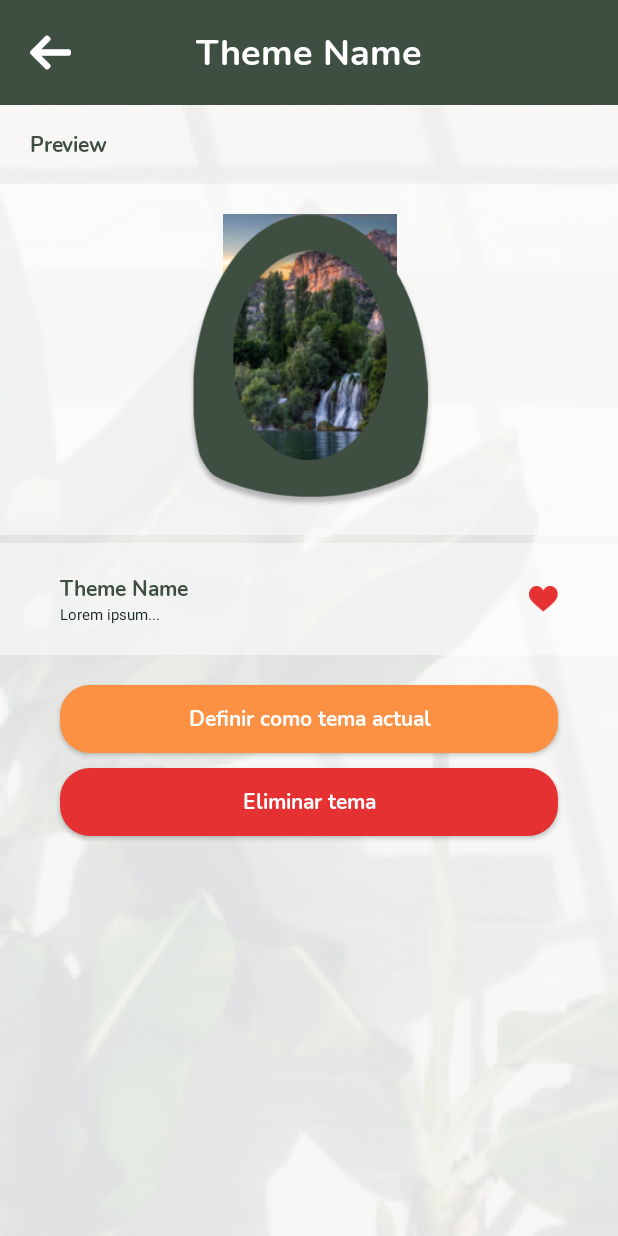
After one commit to MateoValenciaGaviria/LenaApp, an Android app: the PreviewThemeActivity screen opened directly, with no data from a screen before it, on a phone screen of 412 x 824 dp. The commit adds this screen. Run offline under Robolectric (Android 15) with nearby library versions, the phone set to English and light mode, and no system bars.

Commit message:
Theme edit, preview activity added and main logo changed

```diff
--- a/app/src/main/AndroidManifest.xml
+++ b/app/src/main/AndroidManifest.xml
@@ -11,9 +11,11 @@
         android:roundIcon="@mipmap/ic_launcher"
         android:supportsRtl="true"
         android:theme="@style/Theme.Lena">
-        <activity android:name=".PlantInformationActivity"></activity>
+        <activity android:name=".PreviewThemeActivity"></activity>
+        <activity android:name=".EditThemeActivity" />
+        <activity android:name=".PlantInformationActivity" />
         <activity android:name=".WorkingDayActivity" />
-        <activity android:name=".HomeActivity"></activity>
+        <activity android:name=".HomeActivity" />
         <activity android:name=".RegisterActivity" />
         <activity android:name=".LoginActivity" />
         <activity
--- /dev/null
+++ b/app/src/main/java/com/example/lena/PreviewThemeActivity.java
@@ -0,0 +1,14 @@
+package com.example.lena;
+
+import androidx.appcompat.app.AppCompatActivity;
+
+import android.os.Bundle;
+
+public class PreviewThemeActivity extends AppCompatActivity {
+
+    @Override
+    protected void onCreate(Bundle savedInstanceState) {
+        super.onCreate(savedInstanceState);
+        setContentView(R.layout.activity_preview_theme);
+    }
+}
--- /dev/null
+++ b/app/src/main/res/drawable/red_btn.xml
@@ -0,0 +1,8 @@
+<?xml version="1.0" encoding="utf-8"?>
+<shape android:shape="rectangle"
+    xmlns:android="http://schemas.android.com/apk/res/android">
+
+    <solid android:color="@color/red"></solid>
+    <corners android:radius="20dp"></corners>
+
+</shape>
--- /dev/null
+++ b/app/src/main/res/layout/activity_preview_theme.xml
@@ -0,0 +1,193 @@
+<?xml version="1.0" encoding="utf-8"?>
+<androidx.constraintlayout.widget.ConstraintLayout xmlns:android="http://schemas.android.com/apk/res/android"
+    xmlns:app="http://schemas.android.com/apk/res-auto"
+    xmlns:tools="http://schemas.android.com/tools"
+    android:layout_width="match_parent"
+    android:layout_height="match_parent"
+    tools:context=".PreviewThemeActivity">
+
+    <androidx.constraintlayout.widget.ConstraintLayout
+        android:id="@+id/constraintLayout18"
+        android:layout_width="match_parent"
+        android:layout_height="70dp"
+        android:background="@color/dark_green"
+        app:layout_constraintEnd_toEndOf="parent"
+        app:layout_constraintStart_toStartOf="parent"
+        app:layout_constraintTop_toTopOf="parent">
+
+        <ImageButton
+            android:id="@+id/imageButton2"
+            android:layout_width="27dp"
+            android:layout_height="27dp"
+            android:layout_marginStart="20dp"
+            android:background="#00FFFFFF"
+            android:scaleType="centerCrop"
+            app:layout_constraintBottom_toBottomOf="parent"
+            app:layout_constraintStart_toStartOf="parent"
+            app:layout_constraintTop_toTopOf="parent"
+            app:srcCompat="@drawable/ic_back_arrow" />
+
+        <TextView
+            android:id="@+id/PreviewThemeNameTV"
+            android:layout_width="wrap_content"
+            android:layout_height="wrap_content"
+            android:fontFamily="@font/nunito_bold"
+            android:text="Theme Name"
+            android:textColor="@color/white"
+            android:textSize="24sp"
+            app:layout_constraintBottom_toBottomOf="parent"
+            app:layout_constraintEnd_toEndOf="parent"
+            app:layout_constraintStart_toStartOf="parent"
+            app:layout_constraintTop_toTopOf="parent" />
+    </androidx.constraintlayout.widget.ConstraintLayout>
+
+    <androidx.constraintlayout.widget.ConstraintLayout
+        android:id="@+id/constraintLayout19"
+        android:layout_width="0dp"
+        android:layout_height="0dp"
+        app:layout_constraintBottom_toBottomOf="parent"
+        app:layout_constraintEnd_toEndOf="parent"
+        app:layout_constraintStart_toStartOf="parent"
+        app:layout_constraintTop_toBottomOf="@+id/constraintLayout18">
+
+        <ImageView
+            android:id="@+id/imageView24"
+            android:layout_width="0dp"
+            android:layout_height="0dp"
+            android:alpha=".1"
+            android:background="@drawable/orange_btn"
+            android:scaleType="centerCrop"
+            app:layout_constraintBottom_toBottomOf="parent"
+            app:layout_constraintEnd_toEndOf="parent"
+            app:layout_constraintStart_toStartOf="parent"
+            app:layout_constraintTop_toTopOf="parent"
+            app:srcCompat="@drawable/background_img" />
+
+    </androidx.constraintlayout.widget.ConstraintLayout>
+
+    <TextView
+        android:id="@+id/textView41"
+        android:layout_width="wrap_content"
+        android:layout_height="wrap_content"
+        android:layout_marginStart="20dp"
+        android:layout_marginTop="16dp"
+        android:fontFamily="@font/nunito_bold"
+        android:text="Preview"
+        android:textColor="@color/dark_green"
+        app:layout_constraintStart_toStartOf="parent"
+        app:layout_constraintTop_toBottomOf="@+id/constraintLayout18" />
+
+    <androidx.constraintlayout.widget.ConstraintLayout
+        android:id="@+id/constraintLayout20"
+        android:layout_width="0dp"
+        android:layout_height="wrap_content"
+        android:layout_marginTop="16dp"
+        android:background="@color/transparent_input_white"
+        app:layout_constraintEnd_toEndOf="@+id/constraintLayout19"
+        app:layout_constraintStart_toStartOf="parent"
+        app:layout_constraintTop_toBottomOf="@+id/textView41">
+
+        <ImageView
+            android:id="@+id/imageView25"
+            android:layout_width="wrap_content"
+            android:layout_height="wrap_content"
+            app:layout_constraintEnd_toEndOf="@+id/imageView26"
+            app:layout_constraintStart_toStartOf="@+id/imageView26"
+            app:layout_constraintTop_toTopOf="@+id/imageView26"
+            app:srcCompat="@drawable/mountainimgdefault" />
+
+        <ImageView
+            android:id="@+id/imageView26"
+            android:layout_width="170dp"
+            android:layout_height="204dp"
+            android:layout_marginTop="20dp"
+            android:layout_marginBottom="10dp"
+            android:adjustViewBounds="true"
+            app:layout_constraintBottom_toBottomOf="parent"
+            app:layout_constraintEnd_toEndOf="parent"
+            app:layout_constraintStart_toStartOf="parent"
+            app:layout_constraintTop_toTopOf="parent"
+            app:srcCompat="@drawable/clock" />
+    </androidx.constraintlayout.widget.ConstraintLayout>
+
+    <androidx.constraintlayout.widget.ConstraintLayout
+        android:id="@+id/constraintLayout21"
+        android:layout_width="0dp"
+        android:layout_height="wrap_content"
+        android:layout_marginTop="5dp"
+        android:background="@color/transparent_input_white"
+        app:layout_constraintEnd_toEndOf="parent"
+        app:layout_constraintStart_toStartOf="parent"
+        app:layout_constraintTop_toBottomOf="@+id/constraintLayout20">
+
+        <TextView
+            android:id="@+id/textView42"
+            android:layout_width="wrap_content"
+            android:layout_height="wrap_content"
+            android:layout_marginStart="40dp"
+            android:layout_marginTop="20dp"
+            android:fontFamily="@font/nunito_bold"
+            android:text="Theme Name"
+            android:textColor="@color/dark_green"
+            app:layout_constraintStart_toStartOf="parent"
+            app:layout_constraintTop_toTopOf="parent" />
+
+        <TextView
+            android:id="@+id/textView43"
+            android:layout_width="wrap_content"
+            android:layout_height="wrap_content"
+            android:layout_marginStart="40dp"
+            android:layout_marginBottom="20dp"
+            android:text="Lorem ipsum... "
+            android:textColor="#182823"
+            android:textSize="10sp"
+            app:layout_constraintBottom_toBottomOf="parent"
+            app:layout_constraintStart_toStartOf="parent"
+            app:layout_constraintTop_toBottomOf="@+id/textView42" />
+
+        <ImageView
+            android:id="@+id/imageView27"
+            android:layout_width="19dp"
+            android:layout_height="17dp"
+            android:layout_marginEnd="40dp"
+            android:adjustViewBounds="true"
+            app:layout_constraintBottom_toBottomOf="@+id/textView43"
+            app:layout_constraintEnd_toEndOf="parent"
+            app:layout_constraintTop_toTopOf="@+id/textView42"
+            app:srcCompat="@drawable/hearth" />
+
+    </androidx.constraintlayout.widget.ConstraintLayout>
+
+    <Button
+        android:id="@+id/button"
+        android:layout_width="0dp"
+        android:layout_height="45dp"
+        android:layout_marginStart="40dp"
+        android:layout_marginTop="20dp"
+        android:layout_marginEnd="40dp"
+        android:background="@drawable/orange_btn"
+        android:fontFamily="@font/nunito_bold"
+        android:text="Definir como tema actual"
+        android:textAllCaps="false"
+        android:textColor="@color/white"
+        app:layout_constraintEnd_toEndOf="parent"
+        app:layout_constraintStart_toStartOf="parent"
+        app:layout_constraintTop_toBottomOf="@+id/constraintLayout21" />
+
+    <Button
+        android:id="@+id/button2"
+        android:layout_width="0dp"
+        android:layout_height="45dp"
+        android:layout_marginStart="40dp"
+        android:layout_marginTop="10dp"
+        android:layout_marginEnd="40dp"
+        android:background="@drawable/red_btn"
+        android:fontFamily="@font/nunito_bold"
+        android:text="Eliminar tema"
+        android:textAllCaps="false"
+        android:textColor="@color/white"
+        app:layout_constraintEnd_toEndOf="parent"
+        app:layout_constraintStart_toStartOf="parent"
+        app:layout_constraintTop_toBottomOf="@+id/button" />
+
+</androidx.constraintlayout.widget.ConstraintLayout>
--- a/app/src/main/res/layout/activity_working_day.xml
+++ b/app/src/main/res/layout/activity_working_day.xml
@@ -287,9 +287,8 @@
                                 android:layout_marginStart="20dp"
                                 android:layout_marginTop="30dp"
                                 android:layout_marginBottom="30dp"
-                                android:layout_marginEnd="20dp"
                                 android:fontFamily="@font/nunito_bold"
-                                android:text="00:00"
+                                android:text="Hora"
                                 android:textColor="@color/dark_green"
                                 android:textSize="20sp"
                                 app:layout_constraintBottom_toBottomOf="parent"
--- a/app/src/main/res/values/colors.xml
+++ b/app/src/main/res/values/colors.xml
@@ -12,4 +12,5 @@
     <color name="transparent_input_white">#80FFFFff</color>
     <color name="transparent_bg_white">#4DFFFFff</color>
     <color name="transparent_bg_black">#4D000000</color>
+    <color name="red">#E53131</color>
 </resources>
```
Also changed, not shown: app/src/main/java/com/example/lena/EditThemeActivity.java (added, +14 -0 lines), app/src/main/res/layout/activity_edit_theme.xml (added, +90 -0 lines), app/src/main/res/layout/activity_main.xml (+10 -17 lines), app/src/main/res/drawable/clock.png (added), app/src/main/res/drawable/hearth.png (added), app/src/main/res/drawable/lenamainlogo.png (added), app/src/main/res/drawable/mountainimgdefault.png (added).
